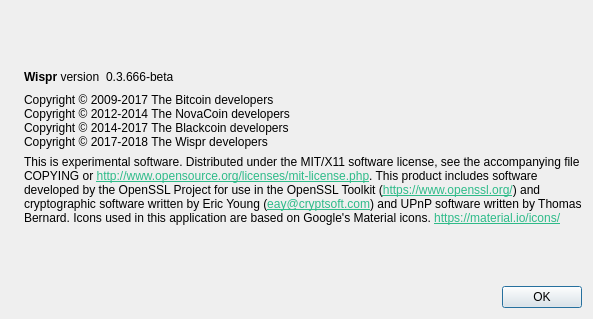
First picture: the form in src/qt/forms/aboutdialog.ui, repository rpicoin/rpicore, before the edit.
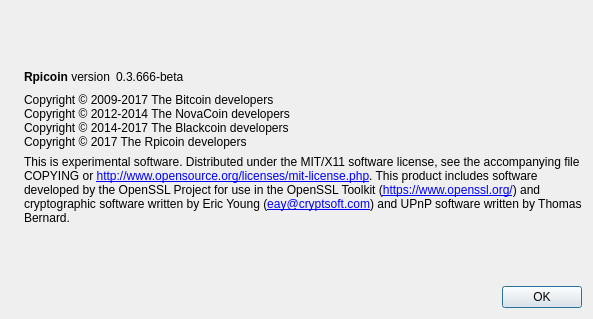
Second picture: the form after the edit. Icons and pictures are not drawn.

Commit message: [CORE] Merge Wispr 0.2 with Rpicoin 0.2

Patch:
```diff
--- a/src/qt/forms/aboutdialog.ui
+++ b/src/qt/forms/aboutdialog.ui
@@ -50,7 +50,7 @@
           <cursorShape>IBeamCursor</cursorShape>
          </property>
          <property name="text">
-          <string>&lt;b&gt;Wispr&lt;/b&gt; version</string>
+          <string>&lt;b&gt;Rpicoin&lt;/b&gt; version</string>
          </property>
          <property name="textInteractionFlags">
           <set>Qt::LinksAccessibleByMouse|Qt::TextSelectableByKeyboard|Qt::TextSelectableByMouse</set>
@@ -94,7 +94,7 @@
         <string>Copyright © 2009-2017 The Bitcoin developers
 Copyright © 2012-2014 The NovaCoin developers
 Copyright © 2014-2017 The Blackcoin developers
-Copyright © 2017-2018 The Wispr developers</string>
+Copyright © 2017 The Rpicoin developers</string>
        </property>
        <property name="textInteractionFlags">
         <set>Qt::LinksAccessibleByMouse|Qt::TextSelectableByKeyboard|Qt::TextSelectableByMouse</set>
@@ -110,11 +110,9 @@
         <string>
 This is experimental software.
 
-Distributed under the MIT/X11 software license, see the accompanying file COPYING or &lt;a style=&quot;color: #2ebb89;&quot; href=&quot;http://www.opensource.org/licenses/mit-license.php&quot;&gt;http://www.opensource.org/licenses/mit-license.php&lt;/a&gt;.
+Distributed under the MIT/X11 software license, see the accompanying file COPYING or &lt;a href=&quot;http://www.opensource.org/licenses/mit-license.php&quot;&gt;http://www.opensource.org/licenses/mit-license.php&lt;/a&gt;.
 
-This product includes software developed by the OpenSSL Project for use in the OpenSSL Toolkit (&lt;a style=&quot;color: #2ebb89;&quot; href=&quot;https://www.openssl.org/&quot;&gt;https://www.openssl.org/&lt;/a&gt;) and cryptographic software written by Eric Young (&lt;a style=&quot;color: #2ebb89;&quot; href=&quot;mailto:eay@cryptsoft.com&quot;&gt;eay@cryptsoft.com&lt;/a&gt;) and UPnP software written by Thomas Bernard.
-
-Icons used in this application are based on Google's Material icons. &lt;a style=&quot;color: #2ebb89;&quot; href=&quot;https://material.io/icons/&quot;&gt;https://material.io/icons/&lt;/a&gt;</string>
+This product includes software developed by the OpenSSL Project for use in the OpenSSL Toolkit (&lt;a href=&quot;https://www.openssl.org/&quot;&gt;https://www.openssl.org/&lt;/a&gt;) and cryptographic software written by Eric Young (&lt;a href=&quot;mailto:eay@cryptsoft.com&quot;&gt;eay@cryptsoft.com&lt;/a&gt;) and UPnP software written by Thomas Bernard.</string>
        </property>
        <property name="textFormat">
         <enum>Qt::RichText</enum>
```
Left out of the diff: 2 changed lines with no effect on the pictures. The commit also changes 247 other files.
